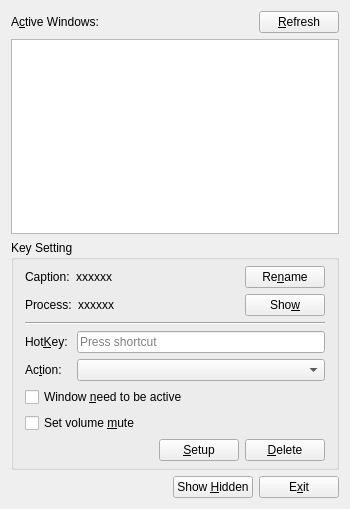
First picture: the form in MainDialog.ui, repository Aoi-hosizora/BossKeyManager, before the edit.
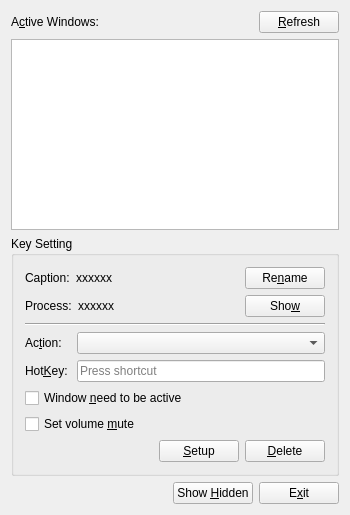
Second picture: the form after the edit. Custom widgets are drawn as their Qt base class.

Commit message: Adjust UI & Adjust Load

What changed in the file:
```diff
--- a/MainDialog.ui
+++ b/MainDialog.ui
@@ -7,7 +7,7 @@
     <x>0</x>
     <y>0</y>
     <width>350</width>
-    <height>509</height>
+    <height>515</height>
    </rect>
   </property>
   <property name="minimumSize">
@@ -65,16 +65,13 @@
     </item>
     <item>
      <widget class="QGroupBox" name="groupBox">
+      <property name="enabled">
+       <bool>true</bool>
+      </property>
       <property name="title">
        <string>Key Setting</string>
       </property>
       <layout class="QVBoxLayout" name="verticalLayout">
-       <property name="topMargin">
-        <number>6</number>
-       </property>
-       <property name="bottomMargin">
-        <number>6</number>
-       </property>
        <item>
         <layout class="QHBoxLayout" name="horizontalLayout_5">
          <item>
@@ -152,38 +149,6 @@
        <item>
         <layout class="QGridLayout" name="gridLayout">
          <item row="0" column="0">
-          <widget class="QLabel" name="label_3">
-           <property name="text">
-            <string>Hot&amp;Key: </string>
-           </property>
-           <property name="buddy">
-            <cstring>hotKeyEdit</cstring>
-           </property>
-          </widget>
-         </item>
-         <item row="0" column="1">
-          <widget class="HotKeyEdit" name="hotKeyEdit">
-           <property name="sizePolicy">
-            <sizepolicy hsizetype="Preferred" vsizetype="Preferred">
-             <horstretch>1</horstretch>
-             <verstretch>0</verstretch>
-            </sizepolicy>
-           </property>
-           <property name="minimumSize">
-            <size>
-             <width>130</width>
-             <height>0</height>
-            </size>
-           </property>
-           <property name="maximumSize">
-            <size>
-             <width>16777215</width>
-             <height>16777215</height>
-            </size>
-           </property>
-          </widget>
-         </item>
-         <item row="1" column="0">
           <widget class="QLabel" name="label_4">
            <property name="text">
             <string>Ac&amp;tion: </string>
@@ -193,7 +158,7 @@
            </property>
           </widget>
          </item>
-         <item row="1" column="1">
+         <item row="0" column="1">
           <widget class="QComboBox" name="comboBox_Action">
            <property name="sizePolicy">
             <sizepolicy hsizetype="Preferred" vsizetype="Preferred">
@@ -220,6 +185,38 @@
            </property>
           </widget>
          </item>
+         <item row="1" column="0">
+          <widget class="QLabel" name="label_3">
+           <property name="text">
+            <string>Hot&amp;Key: </string>
+           </property>
+           <property name="buddy">
+            <cstring>hotKeyEdit</cstring>
+           </property>
+          </widget>
+         </item>
+         <item row="1" column="1">
+          <widget class="HotKeyEdit" name="hotKeyEdit">
+           <property name="sizePolicy">
+            <sizepolicy hsizetype="Preferred" vsizetype="Preferred">
+             <horstretch>1</horstretch>
+             <verstretch>0</verstretch>
+            </sizepolicy>
+           </property>
+           <property name="minimumSize">
+            <size>
+             <width>130</width>
+             <height>0</height>
+            </size>
+           </property>
+           <property name="maximumSize">
+            <size>
+             <width>16777215</width>
+             <height>16777215</height>
+            </size>
+           </property>
+          </widget>
+         </item>
         </layout>
        </item>
        <item>
```
Left out of the diff: 5 changed lines with no effect on the pictures. The commit also changes 3 other files.
